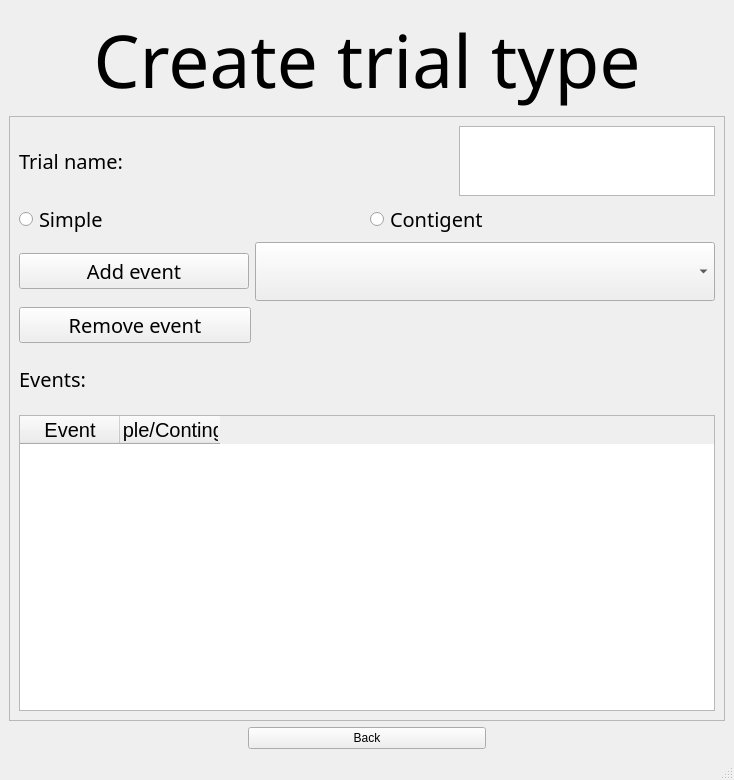
Qt form UI/create_trial_type.ui (KehatSudri/Behavior_System2.0) before a commit.
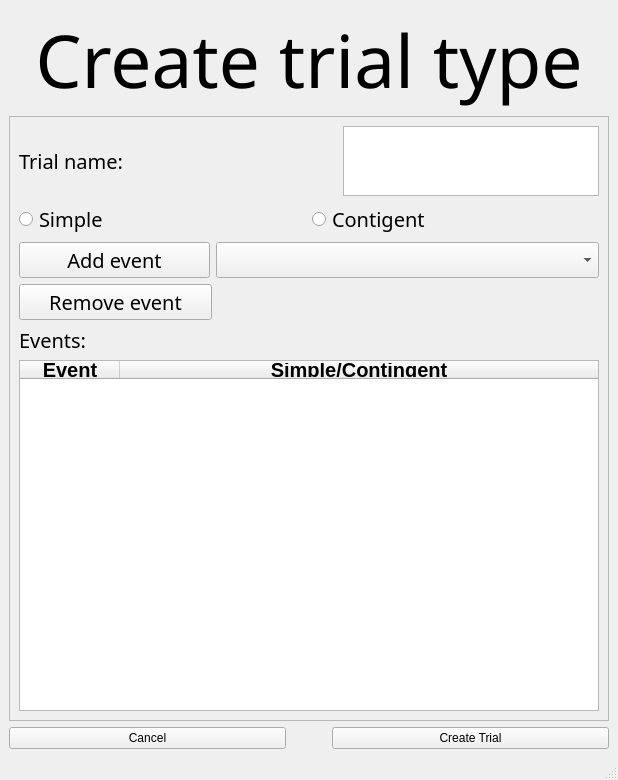
The same form after that commit.

Commit message: create new trial (more fixes)

```diff
--- a/UI/create_trial_type.ui
+++ b/UI/create_trial_type.ui
@@ -6,7 +6,7 @@
    <rect>
     <x>0</x>
     <y>0</y>
-    <width>734</width>
+    <width>618</width>
     <height>780</height>
    </rect>
   </property>
@@ -116,13 +116,13 @@
         <rect>
          <x>0</x>
          <y>0</y>
-         <width>708</width>
+         <width>592</width>
          <height>601</height>
         </rect>
        </property>
        <layout class="QGridLayout" name="gridLayout">
         <item row="3" column="0">
-         <layout class="QVBoxLayout" name="scroll_verticalLayout" stretch="1,1,1,1,1,5">
+         <layout class="QVBoxLayout" name="scroll_verticalLayout" stretch="1,1,1,1,1,0">
           <item>
            <layout class="QHBoxLayout" name="trial_name_horizontalLayout" stretch="1,0">
             <item>
@@ -211,7 +211,7 @@
            <widget class="QTableWidget" name="events_tableWidget">
             <property name="sizePolicy">
              <sizepolicy hsizetype="Expanding" vsizetype="Expanding">
-              <horstretch>1</horstretch>
+              <horstretch>0</horstretch>
               <verstretch>100</verstretch>
              </sizepolicy>
             </property>
@@ -220,15 +220,68 @@
               <pointsize>15</pointsize>
              </font>
             </property>
+            <property name="sizeAdjustPolicy">
+             <enum>QAbstractScrollArea::AdjustIgnored</enum>
+            </property>
+            <property name="editTriggers">
+             <set>QAbstractItemView::NoEditTriggers</set>
+            </property>
+            <property name="alternatingRowColors">
+             <bool>false</bool>
+            </property>
+            <property name="selectionMode">
+             <enum>QAbstractItemView::SingleSelection</enum>
+            </property>
+            <property name="selectionBehavior">
+             <enum>QAbstractItemView::SelectRows</enum>
+            </property>
+            <property name="gridStyle">
+             <enum>Qt::CustomDashLine</enum>
+            </property>
+            <attribute name="horizontalHeaderCascadingSectionResizes">
+             <bool>false</bool>
+            </attribute>
+            <attribute name="horizontalHeaderStretchLastSection">
+             <bool>true</bool>
+            </attribute>
+            <attribute name="verticalHeaderCascadingSectionResizes">
+             <bool>false</bool>
+            </attribute>
+            <attribute name="verticalHeaderShowSortIndicator" stdset="0">
+             <bool>false</bool>
+            </attribute>
+            <attribute name="verticalHeaderStretchLastSection">
+             <bool>false</bool>
+            </attribute>
             <column>
              <property name="text">
               <string>Event</string>
              </property>
+             <property name="font">
+              <font>
+               <weight>75</weight>
+               <bold>true</bold>
+               <kerning>false</kerning>
+              </font>
+             </property>
+             <property name="textAlignment">
+              <set>AlignCenter</set>
+             </property>
             </column>
             <column>
              <property name="text">
               <string>Simple/Contingent</string>
              </property>
+             <property name="font">
+              <font>
+               <weight>75</weight>
+               <bold>true</bold>
+               <kerning>false</kerning>
+              </font>
+             </property>
+             <property name="textAlignment">
+              <set>AlignCenter</set>
+             </property>
             </column>
            </widget>
           </item>
@@ -239,24 +292,11 @@
      </widget>
     </item>
     <item row="2" column="0">
-     <layout class="QHBoxLayout" name="navigation_horizontalLayout" stretch="1,1,1">
-      <item>
-       <spacer name="left_horizontalSpacer">
-        <property name="orientation">
-         <enum>Qt::Horizontal</enum>
-        </property>
-        <property name="sizeHint" stdset="0">
-         <size>
-          <width>40</width>
-          <height>20</height>
-         </size>
-        </property>
-       </spacer>
-      </item>
+     <layout class="QHBoxLayout" name="navigation_horizontalLayout" stretch="0,0,0">
       <item>
        <widget class="QPushButton" name="back_pushButton">
         <property name="text">
-         <string>Back</string>
+         <string>Cancel</string>
         </property>
        </widget>
       </item>
@@ -265,6 +305,9 @@
         <property name="orientation">
          <enum>Qt::Horizontal</enum>
         </property>
+        <property name="sizeType">
+         <enum>QSizePolicy::Preferred</enum>
+        </property>
         <property name="sizeHint" stdset="0">
          <size>
           <width>40</width>
@@ -273,6 +316,13 @@
         </property>
        </spacer>
       </item>
+      <item>
+       <widget class="QPushButton" name="create_trial_btn">
+        <property name="text">
+         <string>Create Trial</string>
+        </property>
+       </widget>
+      </item>
      </layout>
     </item>
    </layout>
```
Left out of the diff: 2 changed lines with no effect on the pictures. The commit also changes 1 other file.
